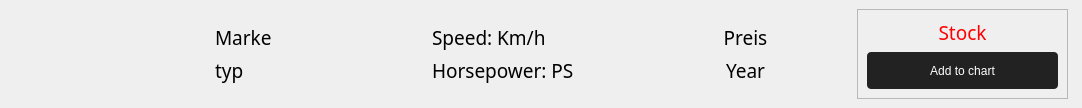
xTheSheep/gui_landwirtschaftliche_fahrzeuge, file ui_files/stockitem.ui: the form before one commit.
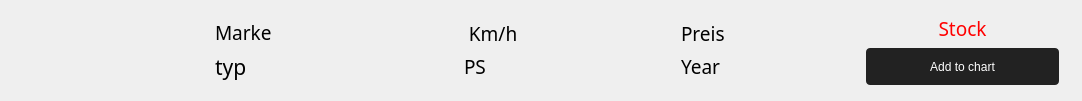
The form after the commit. Icons and pictures are not drawn.

```diff
--- a/ui_files/stockitem.ui
+++ b/ui_files/stockitem.ui
@@ -7,7 +7,7 @@
     <x>0</x>
     <y>0</y>
     <width>1082</width>
-    <height>108</height>
+    <height>101</height>
    </rect>
   </property>
   <property name="windowTitle">
@@ -88,11 +88,11 @@
          <enum>QFrame::Raised</enum>
         </property>
         <layout class="QVBoxLayout" name="verticalLayout_2">
-         <item>
+         <item alignment="Qt::AlignHCenter">
           <widget class="QLabel" name="picture">
            <property name="maximumSize">
             <size>
-             <width>16777215</width>
+             <width>130</width>
              <height>80</height>
             </size>
            </property>
@@ -129,7 +129,7 @@
           <widget class="QLabel" name="hersteller">
            <property name="font">
             <font>
-             <family>Bahnschrift</family>
+             <family>Bahnschrift SemiLight</family>
              <pointsize>14</pointsize>
             </font>
            </property>
@@ -145,8 +145,8 @@
           <widget class="QLabel" name="typ">
            <property name="font">
             <font>
-             <family>Bahnschrift</family>
-             <pointsize>14</pointsize>
+             <family>Bahnschrift SemiBold</family>
+             <pointsize>16</pointsize>
             </font>
            </property>
            <property name="text">
@@ -168,24 +168,8 @@
         <property name="frameShadow">
          <enum>QFrame::Raised</enum>
         </property>
-        <layout class="QVBoxLayout" name="verticalLayout_4">
-         <item>
-          <widget class="QLabel" name="kmh">
-           <property name="font">
-            <font>
-             <family>Bahnschrift</family>
-             <pointsize>14</pointsize>
-            </font>
-           </property>
-           <property name="text">
-            <string>Speed: Km/h</string>
-           </property>
-           <property name="alignment">
-            <set>Qt::AlignLeading|Qt::AlignLeft|Qt::AlignVCenter</set>
-           </property>
-          </widget>
-         </item>
-         <item>
+        <layout class="QGridLayout" name="gridLayout_2">
+         <item row="1" column="1">
           <widget class="QLabel" name="ps">
            <property name="font">
             <font>
@@ -194,13 +178,73 @@
             </font>
            </property>
            <property name="text">
-            <string>Horsepower: PS</string>
+            <string>PS</string>
            </property>
            <property name="alignment">
             <set>Qt::AlignLeading|Qt::AlignLeft|Qt::AlignVCenter</set>
            </property>
           </widget>
          </item>
+         <item row="0" column="1">
+          <widget class="QLabel" name="kmh">
+           <property name="font">
+            <font>
+             <family>Bahnschrift</family>
+             <pointsize>14</pointsize>
+            </font>
+           </property>
+           <property name="text">
+            <string> Km/h</string>
+           </property>
+           <property name="alignment">
+            <set>Qt::AlignLeading|Qt::AlignLeft|Qt::AlignVCenter</set>
+           </property>
+          </widget>
+         </item>
+         <item row="0" column="0">
+          <widget class="QLabel" name="label_3">
+           <property name="maximumSize">
+            <size>
+             <width>26</width>
+             <height>26</height>
+            </size>
+           </property>
+           <property name="text">
+            <string/>
+           </property>
+           <property name="pixmap">
+            <pixmap resource="agriculture-shop-ressources.qrc">:/icons/assets/icons/icons_png/speed_FILL0_wght400_GRAD0_opsz48.png</pixmap>
+           </property>
+           <property name="scaledContents">
+            <bool>true</bool>
+           </property>
+           <property name="alignment">
+            <set>Qt::AlignCenter</set>
+           </property>
+          </widget>
+         </item>
+         <item row="1" column="0">
+          <widget class="QLabel" name="label_6">
+           <property name="maximumSize">
+            <size>
+             <width>26</width>
+             <height>26</height>
+            </size>
+           </property>
+           <property name="text">
+            <string/>
+           </property>
+           <property name="pixmap">
+            <pixmap resource="agriculture-shop-ressources.qrc">:/icons/assets/icons/icons_png/readiness_score_FILL0_wght400_GRAD0_opsz48.png</pixmap>
+           </property>
+           <property name="scaledContents">
+            <bool>true</bool>
+           </property>
+           <property name="alignment">
+            <set>Qt::AlignCenter</set>
+           </property>
+          </widget>
+         </item>
         </layout>
        </widget>
       </item>
@@ -212,24 +256,30 @@
         <property name="frameShadow">
          <enum>QFrame::Raised</enum>
         </property>
-        <layout class="QVBoxLayout" name="verticalLayout_5">
-         <item>
-          <widget class="QLabel" name="preis">
-           <property name="font">
-            <font>
-             <family>Bahnschrift</family>
-             <pointsize>14</pointsize>
-            </font>
+        <layout class="QGridLayout" name="gridLayout_3">
+         <item row="1" column="0">
+          <widget class="QLabel" name="label_4">
+           <property name="maximumSize">
+            <size>
+             <width>26</width>
+             <height>26</height>
+            </size>
            </property>
            <property name="text">
-            <string>Preis</string>
+            <string/>
+           </property>
+           <property name="pixmap">
+            <pixmap resource="agriculture-shop-ressources.qrc">:/icons/assets/icons/icons_png/factory_FILL0_wght400_GRAD0_opsz48.png</pixmap>
+           </property>
+           <property name="scaledContents">
+            <bool>true</bool>
            </property>
            <property name="alignment">
             <set>Qt::AlignCenter</set>
            </property>
           </widget>
          </item>
-         <item>
+         <item row="1" column="1">
           <widget class="QLabel" name="year">
            <property name="font">
             <font>
@@ -241,6 +291,44 @@
             <string>Year</string>
            </property>
            <property name="alignment">
+            <set>Qt::AlignLeading|Qt::AlignLeft|Qt::AlignVCenter</set>
+           </property>
+          </widget>
+         </item>
+         <item row="0" column="1">
+          <widget class="QLabel" name="preis">
+           <property name="font">
+            <font>
+             <family>Bahnschrift</family>
+             <pointsize>14</pointsize>
+            </font>
+           </property>
+           <property name="text">
+            <string>Preis</string>
+           </property>
+           <property name="alignment">
+            <set>Qt::AlignLeading|Qt::AlignLeft|Qt::AlignVCenter</set>
+           </property>
+          </widget>
+         </item>
+         <item row="0" column="0">
+          <widget class="QLabel" name="label_5">
+           <property name="maximumSize">
+            <size>
+             <width>26</width>
+             <height>26</height>
+            </size>
+           </property>
+           <property name="text">
+            <string/>
+           </property>
+           <property name="pixmap">
+            <pixmap>assets/icons/icons_png/shopping_cart_FILL0_wght400_GRAD0_opsz48.png</pixmap>
+           </property>
+           <property name="scaledContents">
+            <bool>true</bool>
+           </property>
+           <property name="alignment">
             <set>Qt::AlignCenter</set>
            </property>
           </widget>
@@ -251,12 +339,12 @@
       <item alignment="Qt::AlignVCenter">
        <widget class="QFrame" name="frame_6">
         <property name="frameShape">
-         <enum>QFrame::StyledPanel</enum>
+         <enum>QFrame::NoFrame</enum>
         </property>
         <property name="frameShadow">
          <enum>QFrame::Raised</enum>
         </property>
-        <layout class="QVBoxLayout" name="verticalLayout_6">
+        <layout class="QVBoxLayout" name="verticalLayout_4">
          <item>
           <widget class="QLabel" name="stock">
            <property name="font">
```
Left out of the diff: 3 changed lines with no effect on the pictures.
